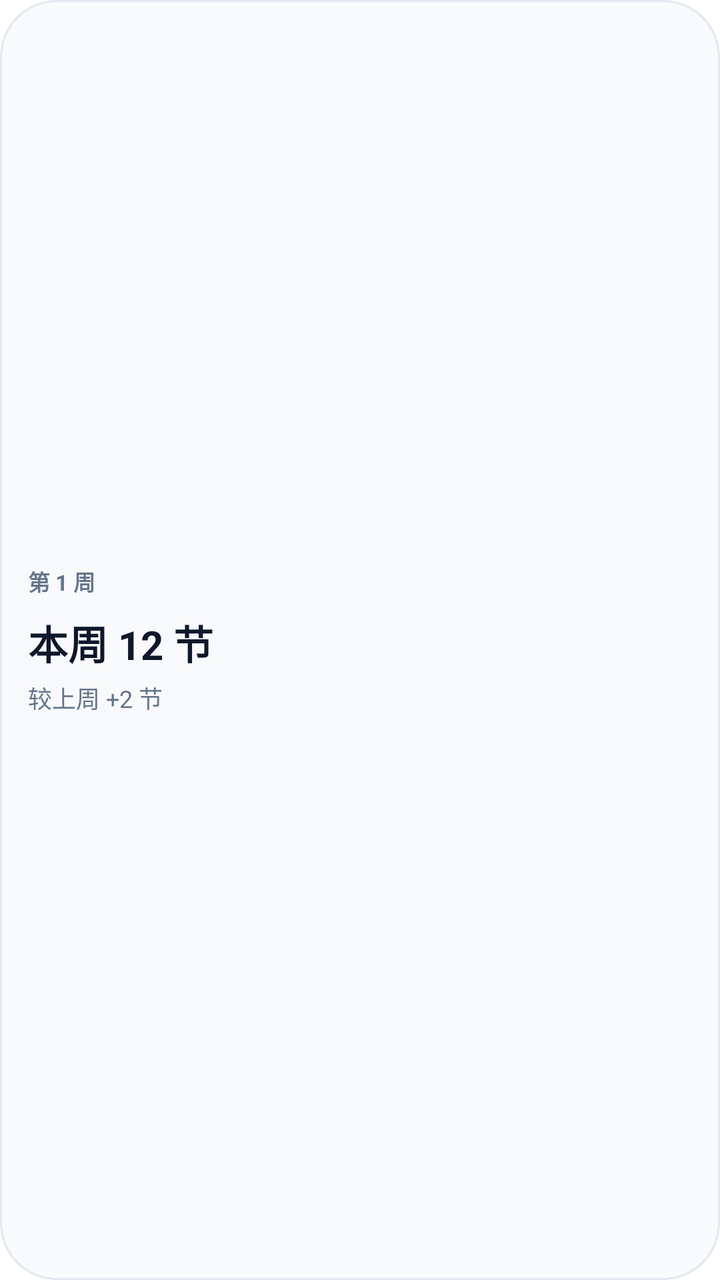
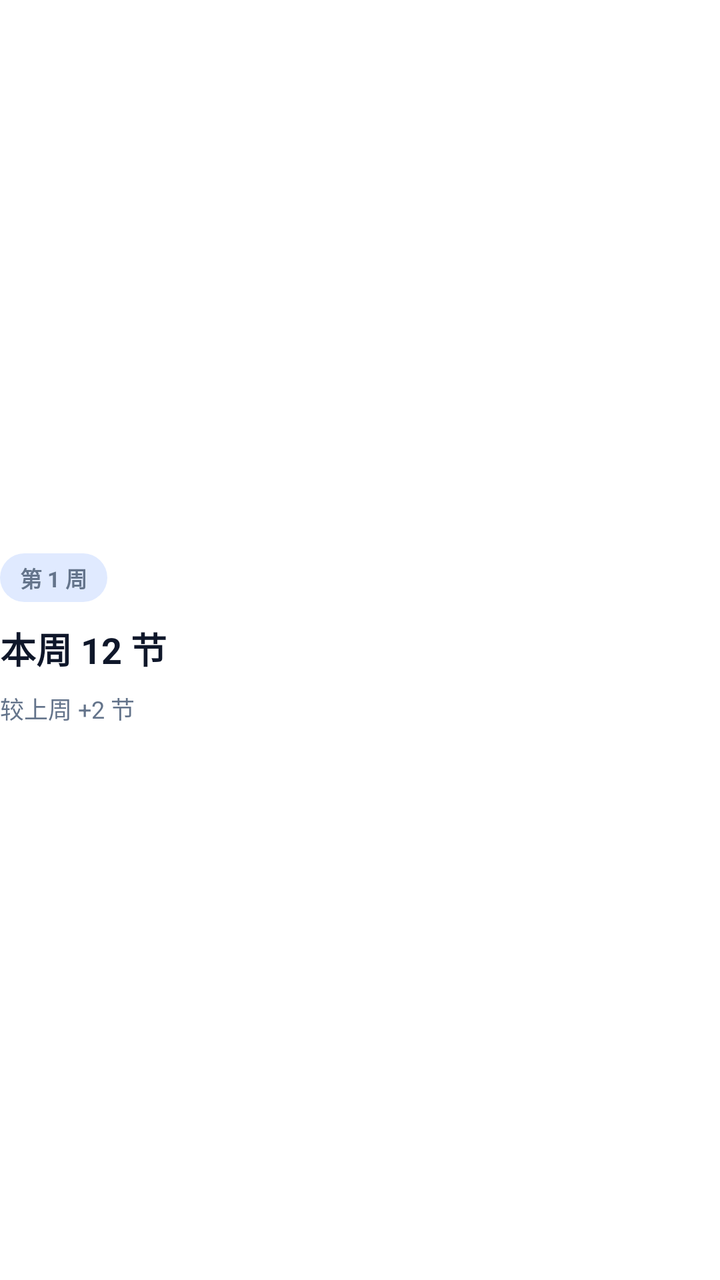

Compare the two renders of this Android layout. The source of the first and the diff that turns it into the second are given below.
<!-- AndroidManifest.xml: fallback theme Theme.MaterialComponents.DayNight.NoActionBar -->
<!-- res/layout/widget_stats_compact.xml -->
<?xml version="1.0" encoding="utf-8"?>
<FrameLayout xmlns:android="http://schemas.android.com/apk/res/android"
    android:id="@+id/widget_root"
    android:layout_width="match_parent"
    android:layout_height="match_parent">

    <LinearLayout
        android:id="@+id/widget_card"
        android:layout_width="match_parent"
        android:layout_height="match_parent"
        android:background="@drawable/widget_stats_bg"
        android:gravity="center_vertical"
        android:orientation="vertical"
        android:padding="14dp">

        <TextView
            android:id="@+id/stats_week"
            android:layout_width="wrap_content"
            android:layout_height="wrap_content"
            android:text="第 1 周"
            android:textColor="#64748B"
            android:textSize="11sp"
            android:textStyle="bold" />

        <TextView
            android:id="@+id/stats_sections"
            android:layout_width="match_parent"
            android:layout_height="wrap_content"
            android:layout_marginTop="8dp"
            android:ellipsize="end"
            android:maxLines="1"
            android:text="本周 12 节"
            android:textColor="#0F172A"
            android:textSize="20sp"
            android:textStyle="bold" />

        <TextView
            android:id="@+id/stats_delta"
            android:layout_width="match_parent"
            android:layout_height="wrap_content"
            android:layout_marginTop="4dp"
            android:ellipsize="end"
            android:maxLines="1"
            android:text="较上周 +2 节"
            android:textColor="#64748B"
            android:textSize="12sp" />

    </LinearLayout>

</FrameLayout>
<!-- resources referenced by this layout -->
<resources>
  <!-- drawable widget_stats_bg (drawable) -->
  <?xml version="1.0" encoding="utf-8"?>
  <shape xmlns:android="http://schemas.android.com/apk/res/android"
      android:shape="rectangle">
      <corners android:radius="28dp" />
      <solid android:color="#F8FAFC" />
      <stroke
          android:width="1dp"
          android:color="#E2E8F0" />
  </shape>
</resources>

<!-- the commit's change to res/layout/widget_stats_compact.xml (unified diff, before → after) -->
@@ -8,15 +8,20 @@
         android:id="@+id/widget_card"
         android:layout_width="match_parent"
         android:layout_height="match_parent"
-        android:background="@drawable/widget_stats_bg"
         android:gravity="center_vertical"
-        android:orientation="vertical"
-        android:padding="14dp">
+        android:orientation="vertical">
 
         <TextView
             android:id="@+id/stats_week"
             android:layout_width="wrap_content"
             android:layout_height="wrap_content"
+            android:background="@drawable/widget_status_chip_strong"
+            android:ellipsize="end"
+            android:maxLines="1"
+            android:paddingLeft="10dp"
+            android:paddingTop="4dp"
+            android:paddingRight="10dp"
+            android:paddingBottom="4dp"
             android:text="第 1 周"
             android:textColor="#64748B"
             android:textSize="11sp"
@@ -26,19 +31,19 @@
             android:id="@+id/stats_sections"
             android:layout_width="match_parent"
             android:layout_height="wrap_content"
-            android:layout_marginTop="8dp"
+            android:layout_marginTop="10dp"
             android:ellipsize="end"
             android:maxLines="1"
             android:text="本周 12 节"
             android:textColor="#0F172A"
-            android:textSize="20sp"
+            android:textSize="18sp"
             android:textStyle="bold" />
 
         <TextView
             android:id="@+id/stats_delta"
             android:layout_width="match_parent"
             android:layout_height="wrap_content"
-            android:layout_marginTop="4dp"
+            android:layout_marginTop="8dp"
             android:ellipsize="end"
             android:maxLines="1"
             android:text="较上周 +2 节"
<!-- resource entries referenced after the edit -->
@@ -1,14 +1,11 @@
 <!-- resources referenced by this layout -->
 <resources>
-  <!-- drawable widget_stats_bg (drawable) -->
+  <!-- drawable widget_status_chip_strong (drawable) -->
   <?xml version="1.0" encoding="utf-8"?>
   <shape xmlns:android="http://schemas.android.com/apk/res/android"
       android:shape="rectangle">
-      <corners android:radius="28dp" />
-      <solid android:color="#F8FAFC" />
-      <stroke
-          android:width="1dp"
-          android:color="#E2E8F0" />
+      <corners android:radius="999dp" />
+      <solid android:color="#E0EAFF" />
   </shape>
 </resources>
 
